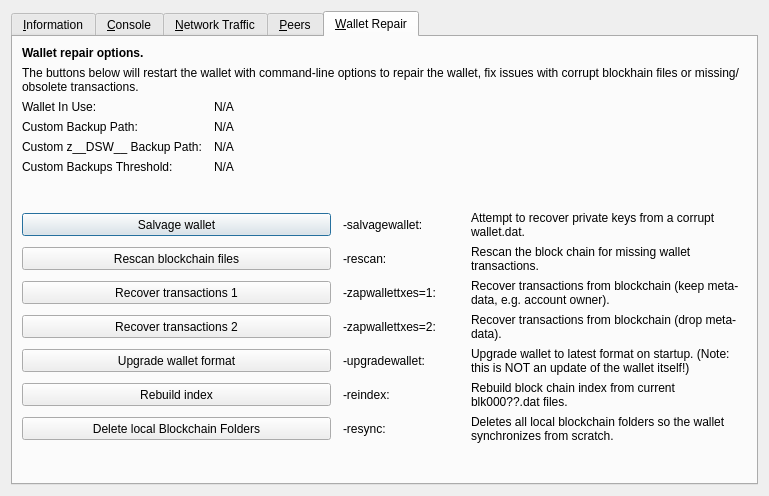
This is src/qt/forms/rpcconsole.ui in decenomy/DSW as Qt 5 draws it before an edit. The edited form follows.
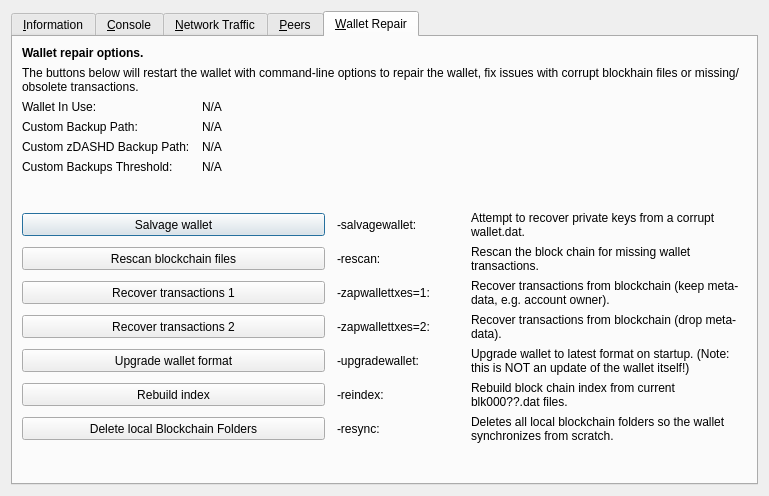
This is the edited form. The open tabs and pages were chosen to show the change. Icons and pictures are not drawn. Custom widgets are drawn as their Qt base class.

```diff
--- a/src/qt/forms/rpcconsole.ui
+++ b/src/qt/forms/rpcconsole.ui
@@ -1333,7 +1333,7 @@
           <bool>false</bool>
          </property>
          <property name="text">
-          <string>Custom z__DSW__ Backup Path:</string>
+          <string>Custom zDASHD Backup Path:</string>
          </property>
         </widget>
        </item>
```
Left out of the diff: 2 changed lines with no effect on the pictures.
